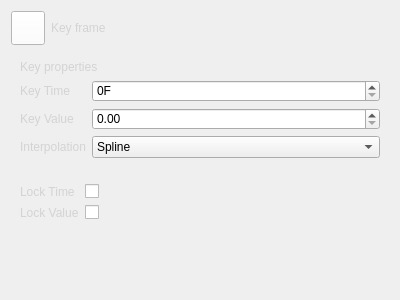
Qt form QChromosome/keyframe.ui (Michalaq/ChromosomeVisualizer) before a commit.
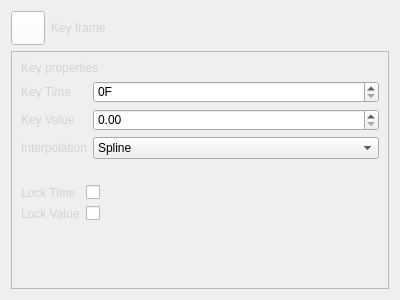
The same form after that commit. Icons and pictures are not drawn. Custom widgets are drawn as their Qt base class.

Commit message: Added ScrollArea to keyframe widget

The edit to the form file:
```diff
--- a/QChromosome/keyframe.ui
+++ b/QChromosome/keyframe.ui
@@ -67,19 +67,20 @@
     </layout>
    </item>
    <item>
-    <layout class="QVBoxLayout" name="verticalLayout_5">
-     <property name="leftMargin">
-      <number>9</number>
+    <widget class="QScrollArea" name="scrollArea">
+     <property name="widgetResizable">
+      <bool>true</bool>
      </property>
-     <property name="topMargin">
-      <number>9</number>
-     </property>
-     <property name="rightMargin">
-      <number>9</number>
-     </property>
-     <property name="bottomMargin">
-      <number>9</number>
-     </property>
+     <widget class="QWidget" name="scrollAreaWidgetContents">
+      <property name="geometry">
+       <rect>
+        <x>0</x>
+        <y>0</y>
+        <width>380</width>
+        <height>238</height>
+       </rect>
+      </property>
+      <layout class="QVBoxLayout" name="verticalLayout">
      <item>
       <widget class="QLabel" name="label_5">
        <property name="text">
@@ -201,6 +202,8 @@
       </spacer>
      </item>
     </layout>
+     </widget>
+    </widget>
    </item>
   </layout>
  </widget>
```
Lines whose indentation alone changed are shown as unchanged.
